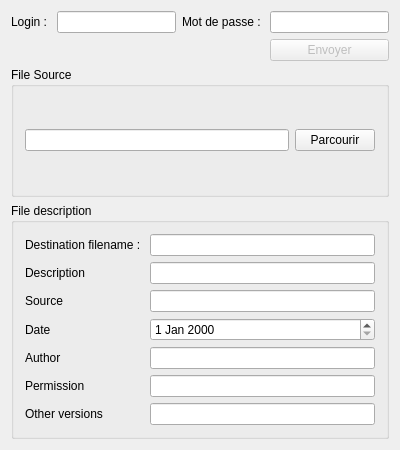
Above: mediawiki/samplecode/uploadsample/mainwindow.ui from KDE/silk before the change. Below: the same form after it.
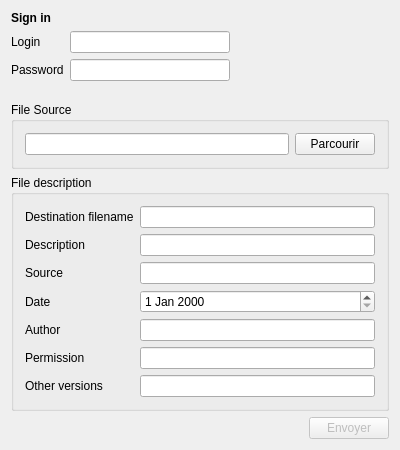
That is the form after the change.

Commit message: Add message popup in Upload sample and refactor interface

```diff
--- a/mediawiki/samplecode/uploadsample/mainwindow.ui
+++ b/mediawiki/samplecode/uploadsample/mainwindow.ui
@@ -15,44 +15,6 @@
   </property>
   <widget class="QWidget" name="centralWidget">
    <layout class="QGridLayout" name="gridLayout_2">
-    <item row="0" column="0">
-     <layout class="QGridLayout" name="gridLayout">
-      <item row="0" column="0">
-       <widget class="QLabel" name="mLoginLabel">
-        <property name="text">
-         <string>Login : </string>
-        </property>
-       </widget>
-      </item>
-      <item row="0" column="1">
-       <widget class="QLineEdit" name="mLoginEdit"/>
-      </item>
-      <item row="0" column="2">
-       <widget class="QLabel" name="mMdpLabel">
-        <property name="text">
-         <string>Mot de passe : </string>
-        </property>
-       </widget>
-      </item>
-      <item row="0" column="3">
-       <widget class="QLineEdit" name="mMdpEdit">
-        <property name="echoMode">
-         <enum>QLineEdit::Password</enum>
-        </property>
-       </widget>
-      </item>
-      <item row="1" column="3">
-       <widget class="QPushButton" name="pushButton">
-        <property name="enabled">
-         <bool>false</bool>
-        </property>
-        <property name="text">
-         <string>Envoyer</string>
-        </property>
-       </widget>
-      </item>
-     </layout>
-    </item>
     <item row="1" column="0">
      <widget class="QGroupBox" name="groupBox">
       <property name="title">
@@ -150,7 +112,7 @@
        <item row="0" column="0">
         <widget class="QLabel" name="label">
          <property name="text">
-          <string>Destination filename : </string>
+          <string>Destination filename</string>
          </property>
         </widget>
        </item>
@@ -164,6 +126,103 @@
       </layout>
      </widget>
     </item>
+    <item row="0" column="0">
+     <layout class="QGridLayout" name="gridLayout">
+      <item row="1" column="0">
+       <widget class="QLabel" name="mLoginLabel">
+        <property name="text">
+         <string>Login</string>
+        </property>
+       </widget>
+      </item>
+      <item row="1" column="1">
+       <widget class="QLineEdit" name="mLoginEdit"/>
+      </item>
+      <item row="0" column="0">
+       <widget class="QLabel" name="label_2">
+        <property name="font">
+         <font>
+          <weight>75</weight>
+          <bold>true</bold>
+         </font>
+        </property>
+        <property name="text">
+         <string>Sign in</string>
+        </property>
+        <property name="scaledContents">
+         <bool>false</bool>
+        </property>
+       </widget>
+      </item>
+      <item row="2" column="0">
+       <widget class="QLabel" name="mMdpLabel">
+        <property name="text">
+         <string>Password</string>
+        </property>
+       </widget>
+      </item>
+      <item row="2" column="1">
+       <widget class="QLineEdit" name="mMdpEdit">
+        <property name="echoMode">
+         <enum>QLineEdit::Password</enum>
+        </property>
+       </widget>
+      </item>
+      <item row="1" column="2">
+       <spacer name="horizontalSpacer_2">
+        <property name="orientation">
+         <enum>Qt::Horizontal</enum>
+        </property>
+        <property name="sizeHint" stdset="0">
+         <size>
+          <width>40</width>
+          <height>20</height>
+         </size>
+        </property>
+       </spacer>
+      </item>
+      <item row="3" column="0">
+       <spacer name="verticalSpacer">
+        <property name="orientation">
+         <enum>Qt::Vertical</enum>
+        </property>
+        <property name="sizeHint" stdset="0">
+         <size>
+          <width>20</width>
+          <height>40</height>
+         </size>
+        </property>
+       </spacer>
+      </item>
+     </layout>
+    </item>
+    <item row="3" column="0">
+     <layout class="QHBoxLayout" name="horizontalLayout_2">
+      <item>
+       <spacer name="horizontalSpacer">
+        <property name="orientation">
+         <enum>Qt::Horizontal</enum>
+        </property>
+        <property name="sizeHint" stdset="0">
+         <size>
+          <width>40</width>
+          <height>20</height>
+         </size>
+        </property>
+       </spacer>
+      </item>
+      <item>
+       <widget class="QPushButton" name="pushButton">
+        <property name="enabled">
+         <bool>false</bool>
+        </property>
+        <property name="text">
+         <string>Envoyer</string>
+        </property>
+       </widget>
+      </item>
+     </layout>
+    </item>
    </layout>
   </widget>
  </widget>
```
Left out of the diff: 2 changed lines with no effect on the pictures. The commit also changes 4 other files.
